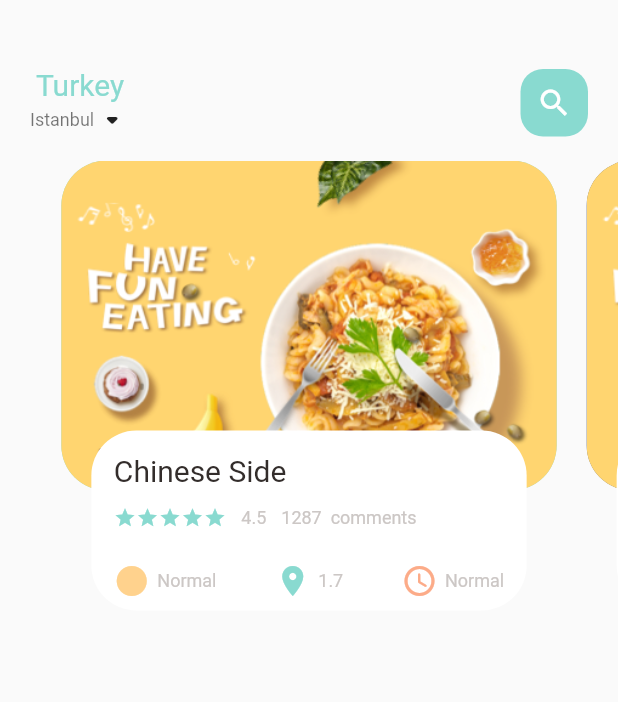
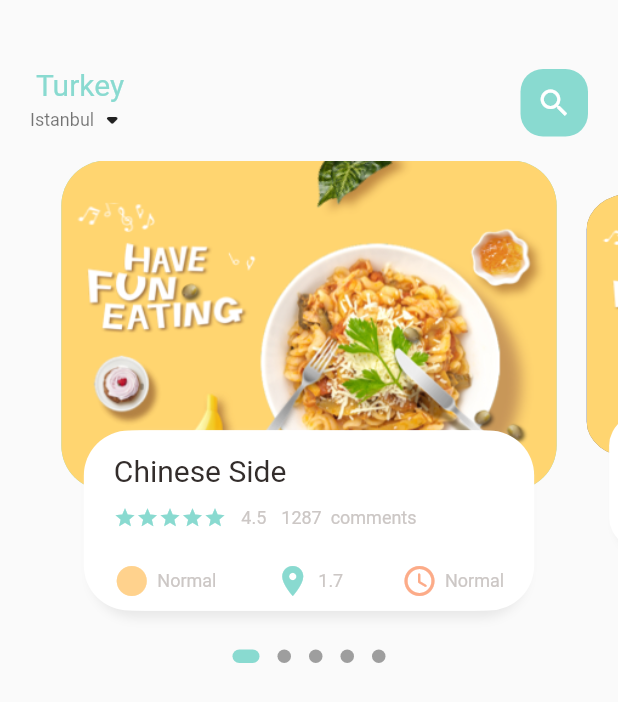
Before and after one commit to mehrdad03/food_delivery, a Flutter app: the screen it shows after launch, on a phone screen of 412 x 824 dp. Shown: the top 702 px of the screen. Run offline on Flutter 3.47's test engine with Material 2 defaults, Android fonts, the phone set to English and light mode, and no system bars; drawn by our look-alikes of dots_indicator.

Commit message:
complete main slider in food_page_body.dart

```diff
--- a/lib/home/food_page_body.dart
+++ b/lib/home/food_page_body.dart
@@ -1,3 +1,4 @@
+import 'package:dots_indicator/dots_indicator.dart';
 import 'package:flutter/cupertino.dart';
 import 'package:flutter/material.dart';
 import 'package:food_delivery/utils/colors.dart';
@@ -15,9 +16,36 @@ class FoodPageBody extends StatefulWidget {
 class _FoodPageBodyState extends State<FoodPageBody> {
   PageController pageController = PageController(viewportFraction: .85);
 
+  /*for zoom in and zoom out sliders*/
+
+  var _currentPageValue = 0.0;
+  double _scaleFactor = 0.8;
+  double _height = 220;
+
+  @override
+  void initState() {
+    super.initState();
+    pageController.addListener(() {
+      setState(() {
+        _currentPageValue = pageController.page!;
+        //print(_currentPageValue);
+      });
+    });
+  }
+
+  @override
+  void dispose() {
+    super.dispose();
+    pageController.dispose();
+  }
+
+/*for zoom in and zoom out sliders*/
+
   @override
   Widget build(BuildContext context) {
-    return Container(
+    return Column(
+      children: [
+        Container(
           height: 320,
           child: PageView.builder(
               controller: pageController,
@@ -25,12 +53,53 @@ class _FoodPageBodyState extends State<FoodPageBody> {
               itemBuilder: (context, position) {
                 return _buildPageItem(position);
               }),
+        ),
+        DotsIndicator(
+          dotsCount: 5,
+          position: _currentPageValue,
+          decorator: DotsDecorator(
+            activeColor: AppColors.mainColor,
+            size: const Size.square(9.0),
+            activeSize: const Size(18.0, 9.0),
+            activeShape: RoundedRectangleBorder(
+                borderRadius: BorderRadius.circular(5.0)),
+          ),
+        )
+      ],
     );
-  }
   }
 
   Widget _buildPageItem(int index) {
-  return Stack(
+    /*for zoom in and zoom out sliders*/
+
+    Matrix4 matrix = Matrix4.identity();
+    if (index == _currentPageValue.floor()) {
+      var currentScale = 1 - (_currentPageValue - index) * (1 - _scaleFactor);
+      var currentTransformation = _height * (1 - currentScale) / 2;
+      matrix = Matrix4.diagonal3Values(1, currentScale, 1)
+        ..setTranslationRaw(0, currentTransformation, 0);
+    } else if (index == _currentPageValue.floor() + 1) {
+      var currentScale =
+          _scaleFactor + (_currentPageValue - index + 1) * (1 - _scaleFactor);
+      var currentTransformation = _height * (1 - currentScale) / 2;
+      matrix = Matrix4.diagonal3Values(1, currentScale, 1)
+        ..setTranslationRaw(0, currentTransformation, 0);
+    } else if (index == _currentPageValue.floor() - 1) {
+      var currentScale = 1 - (_currentPageValue - index) * (1 - _scaleFactor);
+      var currentTransformation = _height * (1 - currentScale) / 2;
+      matrix = Matrix4.diagonal3Values(1, currentScale, 1)
+        ..setTranslationRaw(0, currentTransformation, 0);
+    } else {
+      var currentScale = .8;
+      matrix = Matrix4.diagonal3Values(1, currentScale, 1)
+        ..setTranslationRaw(0, _height * (1 - _scaleFactor) / 2, 1);
+    }
+
+    /*for zoom in and zoom out sliders*/
+
+    return Transform(
+      transform: matrix,
+      child: Stack(
         children: [
           Container(
               height: 220,
@@ -39,7 +108,8 @@ Widget _buildPageItem(int index) {
                 borderRadius: BorderRadius.circular(30),
                 color: index.isEven ? AppColors.mainColor : Colors.black54,
                 image: const DecorationImage(
-                fit: BoxFit.cover, image: AssetImage("assets/image/food0.png")),
+                    fit: BoxFit.cover,
+                    image: AssetImage("assets/image/food0.png")),
               )),
           Align(
             //like position widget
@@ -52,14 +122,23 @@ Widget _buildPageItem(int index) {
                 right: 30,
               ),
               decoration: BoxDecoration(
-              borderRadius: BorderRadius.circular(30), color: Colors.white),
+                  borderRadius: BorderRadius.circular(30),
+                  color: Colors.white,
+                  boxShadow: const [
+                    BoxShadow(
+                        color: Color(0xFFe8e8e8),
+                        blurRadius: 5.0,
+                        offset: Offset(0, 5)),
+                    BoxShadow(color: Colors.white, offset: Offset(-5, 0)),
+                    BoxShadow(color: Colors.white, offset: Offset(5, 0)),
+                  ]),
               child: Container(
                 padding: EdgeInsets.only(top: 15, left: 15, right: 15),
                 child: Column(
                   crossAxisAlignment: CrossAxisAlignment.start,
                   children: [
                     BigText(text: "Chinese Side"),
-                SizedBox(
+                    const SizedBox(
                       height: 10,
                     ),
                     Row(
@@ -113,5 +192,7 @@ Widget _buildPageItem(int index) {
             ),
           ),
         ],
+      ),
     );
   }
+}
--- a/lib/home/main_food_page.dart
+++ b/lib/home/main_food_page.dart
@@ -19,6 +19,7 @@ class _MainFoodPageState extends State<MainFoodPage> {
     return Scaffold(
       body: Column(
         children: [
+          //showing the header
           Container(
             child: Container(
               padding: EdgeInsets.only(left: 20, right: 20),
@@ -57,6 +58,7 @@ class _MainFoodPageState extends State<MainFoodPage> {
               ),
             ), //app bar
           ),
+          //showing the body
           FoodPageBody()
         ],
       ),
--- a/pubspec.yaml
+++ b/pubspec.yaml
@@ -31,8 +31,7 @@ environment:
 dependencies:
   flutter:
     sdk: flutter
-
-
+  dots_indicator: ^2.1.0
   # The following adds the Cupertino Icons font to your application.
   # Use with the CupertinoIcons class for iOS style icons.
   cupertino_icons: ^1.0.2
@@ -40,6 +39,7 @@ dependencies:
 dev_dependencies:
   flutter_test:
     sdk: flutter
+
 
   # The "flutter_lints" package below contains a set of recommended lints to
   # encourage good coding practices. The lint set provided by the package is
```
Also changed, not shown: pubspec.lock. Lines whose indentation alone changed are shown as unchanged.
